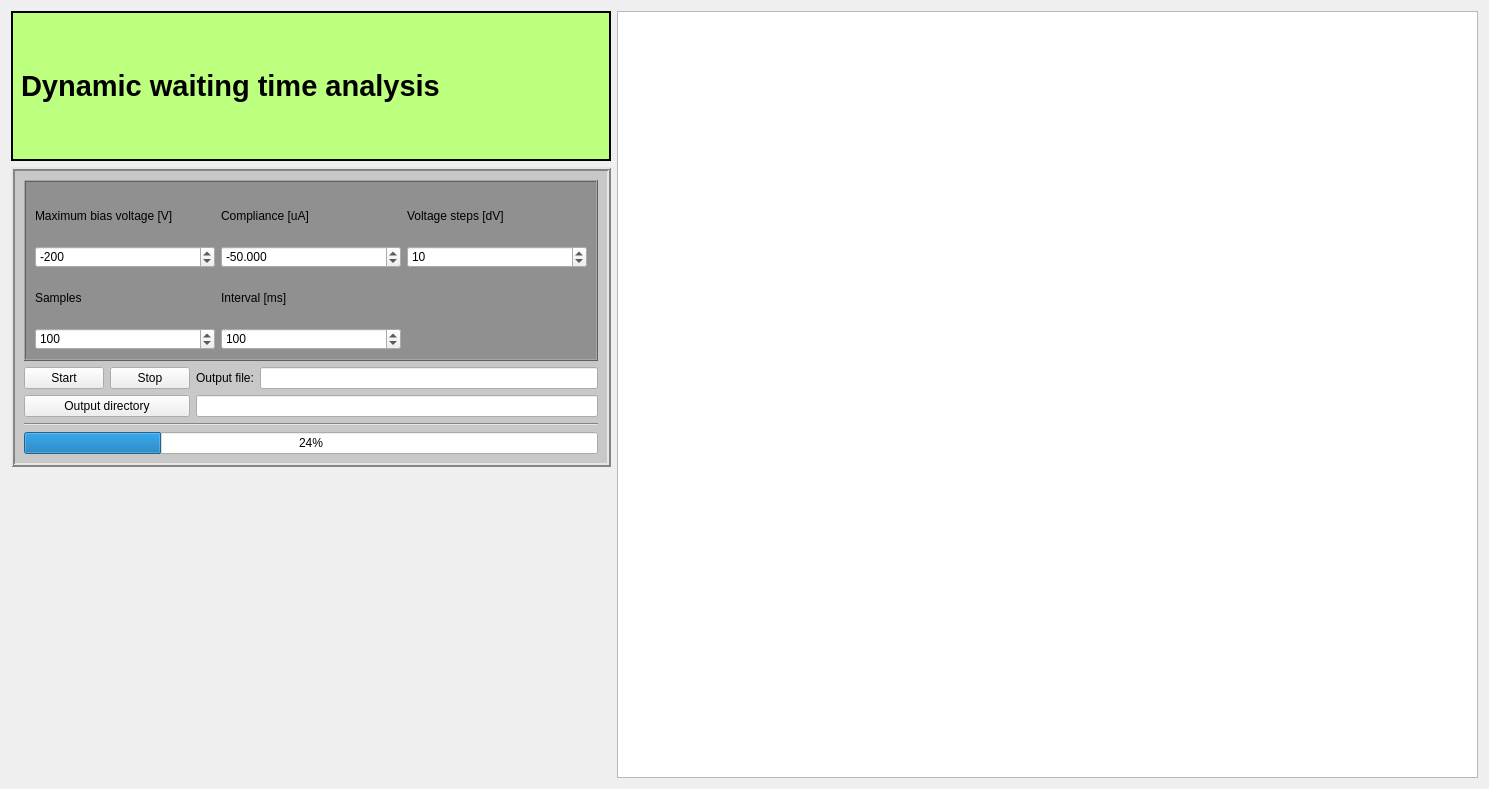
Before: the Qt Designer form modules/QT_Designer_UI/dynamicwaiting.ui in arnobaer/UniDAQ, drawn with Qt 5.
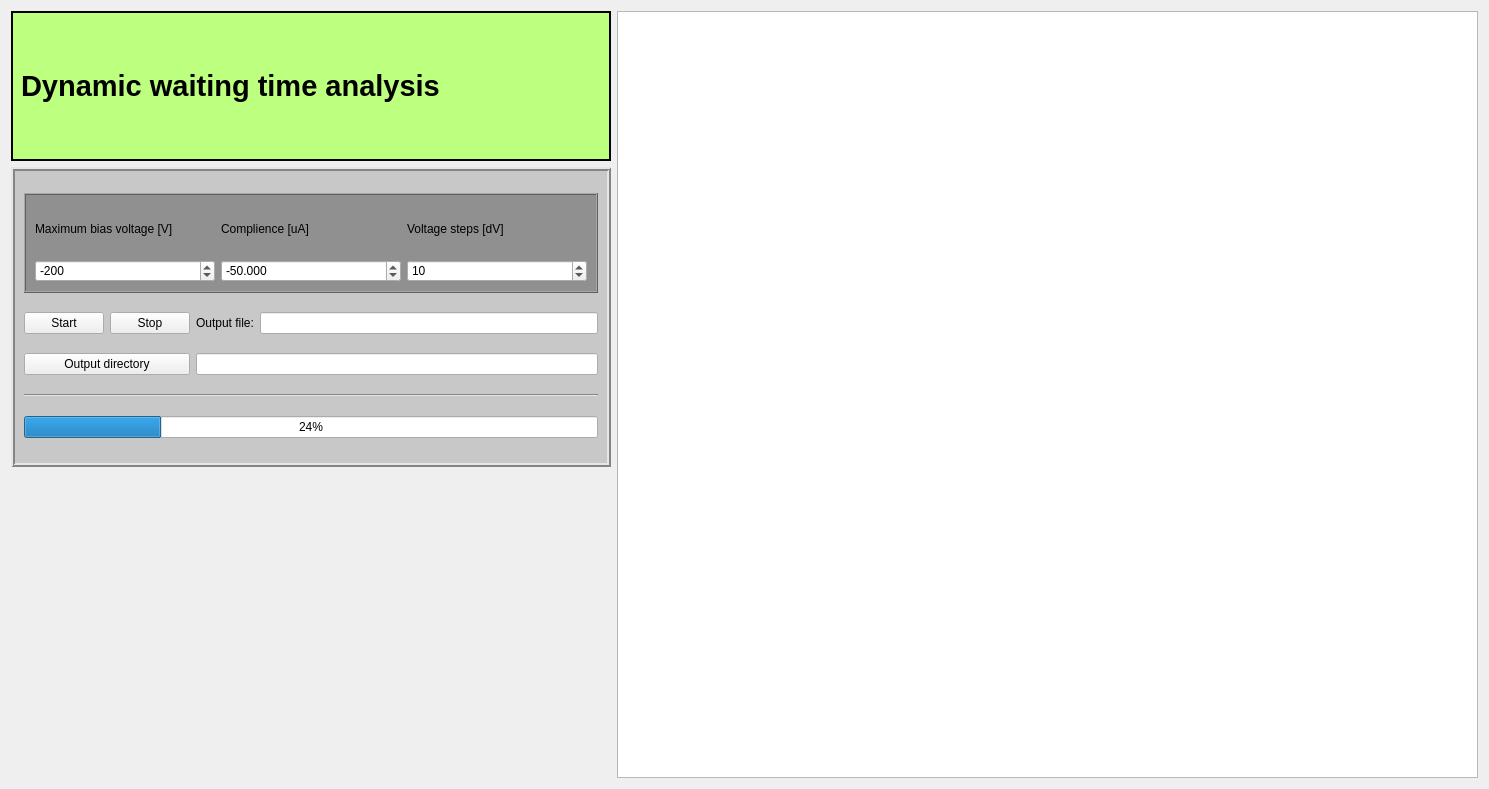
After: the same form once the commit is applied. Custom widgets are drawn as their Qt base class.

```diff
--- a/modules/QT_Designer_UI/dynamicwaiting.ui
+++ b/modules/QT_Designer_UI/dynamicwaiting.ui
@@ -97,42 +97,12 @@
       <number>2</number>
      </property>
      <layout class="QGridLayout" name="gridLayout_2">
-      <item row="1" column="4">
-       <widget class="QLineEdit" name="output_file"/>
-      </item>
-      <item row="3" column="0" colspan="5">
-       <widget class="Line" name="line">
-        <property name="orientation">
-         <enum>Qt::Horizontal</enum>
-        </property>
-       </widget>
-      </item>
-      <item row="2" column="3" colspan="2">
-       <widget class="QLineEdit" name="output_directory">
-        <property name="enabled">
-         <bool>true</bool>
-        </property>
-        <property name="autoFillBackground">
-         <bool>false</bool>
-        </property>
-        <property name="clearButtonEnabled">
-         <bool>false</bool>
-        </property>
-       </widget>
-      </item>
-      <item row="1" column="3">
-       <widget class="QLabel" name="label">
-        <property name="text">
-         <string>Output file:</string>
-        </property>
-       </widget>
-      </item>
-      <item row="0" column="0" colspan="5">
+      <item row="0" column="0" colspan="4">
        <widget class="QFrame" name="IV_settings_settings">
         <property name="maximumSize">
          <size>
           <width>16777215</width>
-          <height>200</height>
+          <height>100</height>
          </size>
         </property>
         <property name="font">
@@ -152,7 +122,7 @@
          <enum>QFrame::Raised</enum>
         </property>
         <layout class="QGridLayout" name="gridLayout">
-         <item row="0" column="2">
+         <item row="1" column="2">
           <widget class="QLabel" name="voltages_steps_label">
            <property name="text">
             <string>Voltage steps [dV]</string>
@@ -178,65 +148,6 @@
            </property>
           </widget>
          </item>
-         <item row="0" column="0">
-          <widget class="QLabel" name="max_voltage_label_IV">
-           <property name="text">
-            <string>Maximum bias voltage [V]</string>
-           </property>
-          </widget>
-         </item>
-         <item row="4" column="0">
-          <widget class="QDoubleSpinBox" name="samples_spinBox">
-           <property name="decimals">
-            <number>0</number>
-           </property>
-           <property name="minimum">
-            <double>0.000000000000000</double>
-           </property>
-           <property name="maximum">
-            <double>1000.000000000000000</double>
-           </property>
-           <property name="singleStep">
-            <double>10.000000000000000</double>
-           </property>
-           <property name="value">
-            <double>100.000000000000000</double>
-           </property>
-          </widget>
-         </item>
-         <item row="4" column="1">
-          <widget class="QDoubleSpinBox" name="interval_spinbox">
-           <property name="decimals">
-            <number>0</number>
-           </property>
-           <property name="minimum">
-            <double>0.000000000000000</double>
-           </property>
-           <property name="maximum">
-            <double>1000.000000000000000</double>
-           </property>
-           <property name="singleStep">
-            <double>10.000000000000000</double>
-           </property>
-           <property name="value">
-            <double>100.000000000000000</double>
-           </property>
-          </widget>
-         </item>
-         <item row="3" column="1">
-          <widget class="QLabel" name="max_voltage_label_IV_3">
-           <property name="text">
-            <string>Interval [ms]</string>
-           </property>
-          </widget>
-         </item>
-         <item row="0" column="1">
-          <widget class="QLabel" name="complience_label_IV">
-           <property name="text">
-            <string>Compliance [uA]</string>
-           </property>
-          </widget>
-         </item>
          <item row="2" column="1">
           <widget class="QDoubleSpinBox" name="compliance_IV">
            <property name="decimals">
@@ -256,10 +167,10 @@
            </property>
           </widget>
          </item>
-         <item row="3" column="0">
-          <widget class="QLabel" name="max_voltage_label_IV_2">
+         <item row="1" column="1">
+          <widget class="QLabel" name="complience_label_IV">
            <property name="text">
-            <string>Samples</string>
+            <string>Complience [uA]</string>
            </property>
           </widget>
          </item>
@@ -279,16 +190,16 @@
            </property>
           </widget>
          </item>
+         <item row="1" column="0">
+          <widget class="QLabel" name="max_voltage_label_IV">
+           <property name="text">
+            <string>Maximum bias voltage [V]</string>
+           </property>
+          </widget>
+         </item>
         </layout>
        </widget>
       </item>
-      <item row="2" column="0" colspan="3">
-       <widget class="QPushButton" name="change_directory">
-        <property name="text">
-         <string>Output directory</string>
-        </property>
-       </widget>
-      </item>
       <item row="1" column="0">
        <widget class="QPushButton" name="StartButton">
         <property name="text">
@@ -296,14 +207,51 @@
         </property>
        </widget>
       </item>
-      <item row="1" column="1" colspan="2">
+      <item row="1" column="1">
        <widget class="QPushButton" name="StopButton">
         <property name="text">
          <string>Stop</string>
         </property>
        </widget>
       </item>
-      <item row="4" column="0" colspan="5">
+      <item row="1" column="2">
+       <widget class="QLabel" name="label">
+        <property name="text">
+         <string>Output file:</string>
+        </property>
+       </widget>
+      </item>
+      <item row="1" column="3">
+       <widget class="QLineEdit" name="output_file"/>
+      </item>
+      <item row="2" column="0" colspan="2">
+       <widget class="QPushButton" name="change_directory">
+        <property name="text">
+         <string>Output directory</string>
+        </property>
+       </widget>
+      </item>
+      <item row="2" column="2" colspan="2">
+       <widget class="QLineEdit" name="output_directory">
+        <property name="enabled">
+         <bool>true</bool>
+        </property>
+        <property name="autoFillBackground">
+         <bool>false</bool>
+        </property>
+        <property name="clearButtonEnabled">
+         <bool>false</bool>
+        </property>
+       </widget>
+      </item>
+      <item row="3" column="0" colspan="4">
+       <widget class="Line" name="line">
+        <property name="orientation">
+         <enum>Qt::Horizontal</enum>
+        </property>
+       </widget>
+      </item>
+      <item row="4" column="0" colspan="4">
        <widget class="QProgressBar" name="progressBar">
         <property name="value">
          <number>24</number>
```
Left out of the diff: 44 changed lines with no effect on the pictures.
